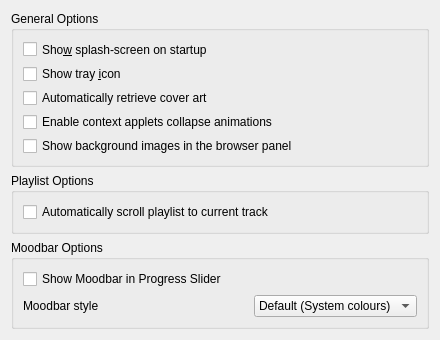
This is src/configdialog/dialogs/GeneralConfig.ui in KDE/amarok as Qt 5 draws it before an edit. The edited form follows.
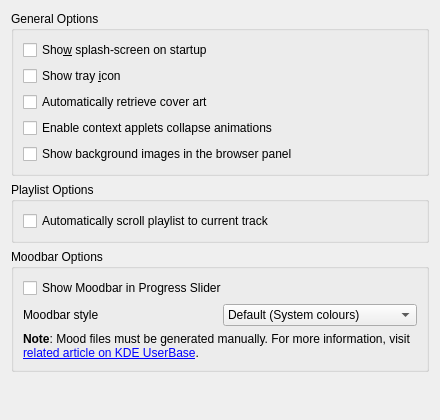
This is the edited form.

Commit message:
Config dialog: add note about generating mood files manually
CHANGES:
 * Add note about generating .mood files into Moodbar Options; patch by Harsh
   Gupta with tweaks by Matěj Laitl.

FIXED-IN: 2.8

```diff
--- a/src/configdialog/dialogs/GeneralConfig.ui
+++ b/src/configdialog/dialogs/GeneralConfig.ui
@@ -7,7 +7,7 @@
     <x>0</x>
     <y>0</y>
     <width>440</width>
-    <height>340</height>
+    <height>420</height>
    </rect>
   </property>
   <property name="minimumSize">
@@ -110,7 +110,20 @@
       <string>Moodbar Options</string>
      </property>
      <layout class="QGridLayout" name="gridLayout_3">
-      <item row="0" column="0" colspan="3">
+      <item row="2" column="0" colspan="2">
+       <widget class="QLabel" name="moodbarNote">
+        <property name="text">
+         <string>&lt;b&gt;Note&lt;/b&gt;: Mood files must be generated manually. For more information, visit &lt;a href=&quot;http://userbase.kde.org/Amarok/Manual/Various/Moodbar&quot;&gt;related article on KDE UserBase&lt;/a&gt;.</string>
+        </property>
+        <property name="wordWrap">
+         <bool>true</bool>
+        </property>
+        <property name="openExternalLinks">
+         <bool>true</bool>
+        </property>
+       </widget>
+      </item>
+      <item row="0" column="0" colspan="2">
        <widget class="QCheckBox" name="kcfg_ShowMoodbarInSlider">
         <property name="toolTip">
          <string>The Moodbar makes it possible to navigate in your music visually.
@@ -128,7 +141,7 @@
         </property>
        </widget>
       </item>
-      <item row="1" column="2">
+      <item row="1" column="1">
        <widget class="QComboBox" name="kcfg_MoodbarPaintStyle">
         <property name="toolTip">
          <string>Choose the mood display style</string>
@@ -163,7 +176,10 @@
         </item>
        </widget>
       </item>
-      <item row="2" column="1">
+     </layout>
+    </widget>
+   </item>
+   <item>
        <spacer name="verticalSpacer">
         <property name="orientation">
          <enum>Qt::Vertical</enum>
@@ -171,13 +187,10 @@
         <property name="sizeHint" stdset="0">
          <size>
           <width>20</width>
-          <height>26</height>
+       <height>40</height>
          </size>
         </property>
        </spacer>
-      </item>
-     </layout>
-    </widget>
    </item>
   </layout>
  </widget>
```
Lines whose indentation alone changed are shown as unchanged. The commit also changes 1 other file.
